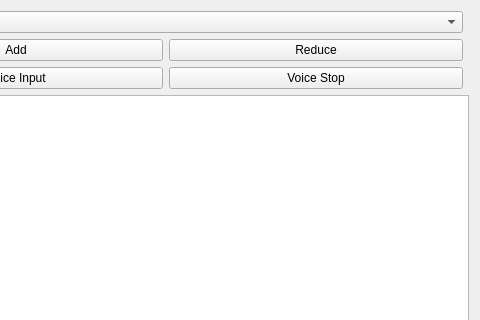
Old version of the form panel1.ui in the repository LuWang0211/navigation; both pictures show x 142 to 622 and y 0 to 320 of the 622 by 514 pixel window.
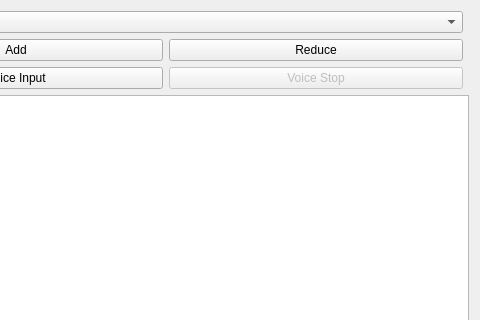
New version of the form.

Commit message: add voice input function

Patch:
```diff
--- a/panel1.ui
+++ b/panel1.ui
@@ -72,6 +72,9 @@
    </item>
    <item row="2" column="1">
     <widget class="QPushButton" name="stopButton">
+     <property name="enabled">
+      <bool>false</bool>
+     </property>
      <property name="text">
       <string>Voice Stop</string>
      </property>
```
The commit also changes 2 other files.
